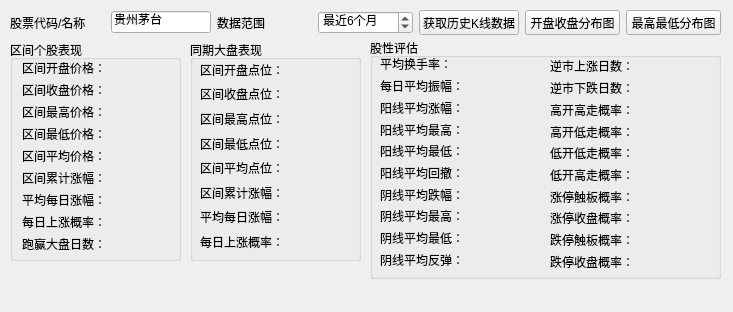
Qt form QtDesign/StockAnalyzer.ui (victor647/QuantumStockTrade) before a commit.
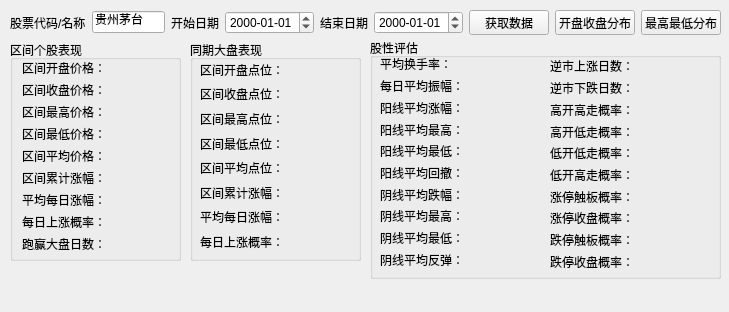
The same form after that commit.

What changed in the file:
```diff
--- a/QtDesign/StockAnalyzer.ui
+++ b/QtDesign/StockAnalyzer.ui
@@ -6,7 +6,7 @@
    <rect>
     <x>0</x>
     <y>0</y>
-    <width>733</width>
+    <width>729</width>
     <height>312</height>
    </rect>
   </property>
@@ -612,7 +612,7 @@
      </layout>
     </widget>
    </widget>
-   <widget class="QWidget" name="">
+   <widget class="QWidget" name="layoutWidget">
     <property name="geometry">
      <rect>
       <x>10</x>
@@ -645,7 +645,7 @@
       <widget class="QLineEdit" name="iptStockNumber">
        <property name="maximumSize">
         <size>
-         <width>100</width>
+         <width>80</width>
          <height>16777215</height>
         </size>
        </property>
@@ -678,26 +678,52 @@
         </font>
        </property>
        <property name="text">
-        <string>数据范围</string>
+        <string>开始日期</string>
        </property>
       </widget>
      </item>
      <item>
-      <widget class="QSpinBox" name="spbAnalyzeMonths">
-       <property name="suffix">
-        <string>个月</string>
+      <widget class="QDateEdit" name="dteStartDate">
+       <property name="font">
+        <font>
+         <family>Helvetica</family>
+         <pointsize>9</pointsize>
+        </font>
        </property>
-       <property name="prefix">
-        <string>最近</string>
+       <property name="displayFormat">
+        <string>yyyy-MM-dd</string>
        </property>
-       <property name="minimum">
-        <number>1</number>
+      </widget>
+     </item>
+     <item>
+      <widget class="QLabel" name="lblEndDate">
+       <property name="maximumSize">
+        <size>
+         <width>100</width>
+         <height>16777215</height>
+        </size>
        </property>
-       <property name="maximum">
-        <number>12</number>
+       <property name="font">
+        <font>
+         <family>Helvetica</family>
+         <pointsize>9</pointsize>
+        </font>
        </property>
-       <property name="value">
-        <number>6</number>
+       <property name="text">
+        <string>结束日期</string>
+       </property>
+      </widget>
+     </item>
+     <item>
+      <widget class="QDateEdit" name="dteEndDate">
+       <property name="font">
+        <font>
+         <family>Helvetica</family>
+         <pointsize>9</pointsize>
+        </font>
+       </property>
+       <property name="displayFormat">
+        <string>yyyy-MM-dd</string>
        </property>
       </widget>
      </item>
@@ -710,7 +736,7 @@
         </font>
        </property>
        <property name="text">
-        <string>获取历史K线数据</string>
+        <string>获取数据</string>
        </property>
       </widget>
      </item>
@@ -723,7 +749,7 @@
         </font>
        </property>
        <property name="text">
-        <string>开盘收盘分布图</string>
+        <string>开盘收盘分布</string>
        </property>
       </widget>
      </item>
@@ -736,7 +762,7 @@
         </font>
        </property>
        <property name="text">
-        <string>最高最低分布图</string>
+        <string>最高最低分布</string>
        </property>
       </widget>
      </item>
```
Left out of the diff: 4 changed lines with no effect on the pictures.
